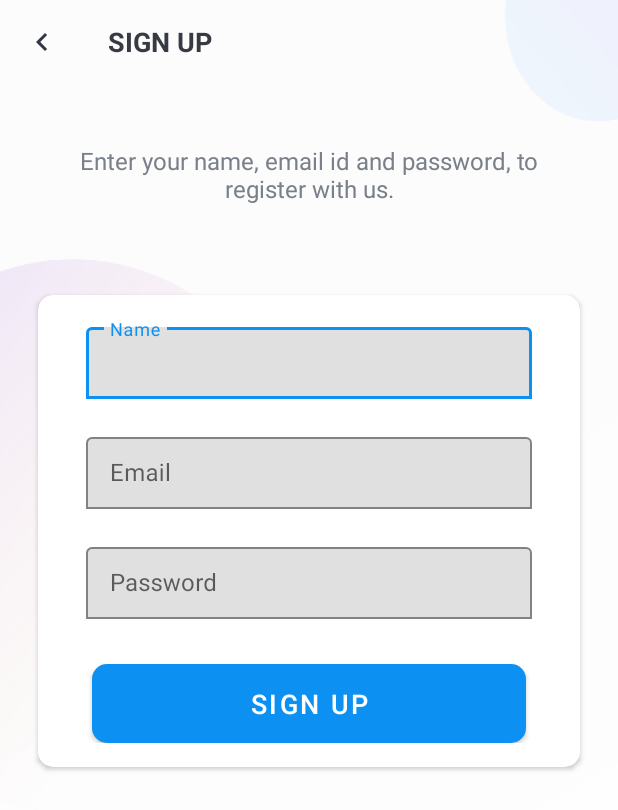
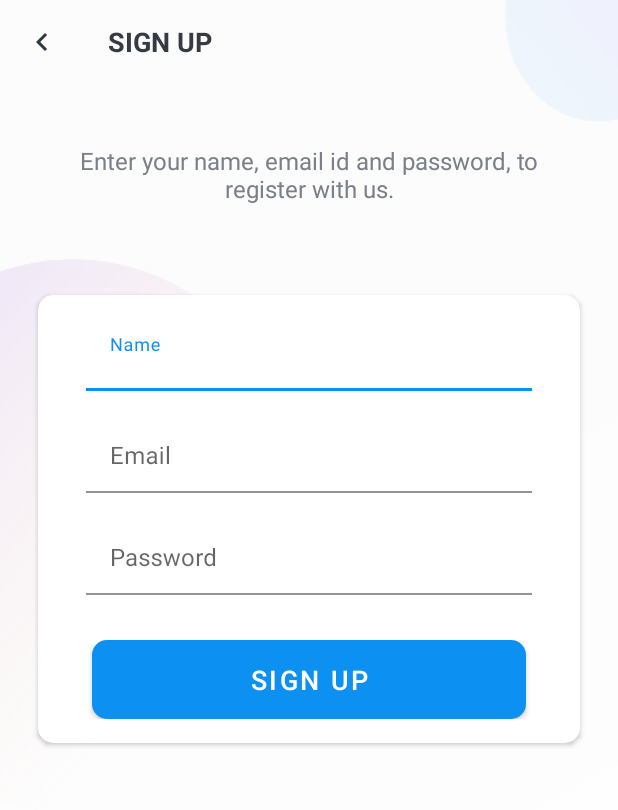
Before and after one commit to LorenMin107/MealMate, an Android app built with Jetpack Compose: the screen it shows after launch (SignUpActivity), after a tap on "SIGN UP", on a phone screen of 412 x 824 dp. Shown: the top 810 px of the screen. Run offline under Robolectric (Android 15) with nearby library versions, the phone set to English and light mode, and no system bars; our stand-ins replace Firebase (no records; nobody signed in at launch, a user with empty details on screens opened directly).

Commit message:
feat: Update UI elements in sign-up and sign-in layouts, add SMS sharing strings, and modify toolbar icons

```diff
--- a/app/src/main/java/com/example/mealmate/activities/CreateMealBoardActivity.kt
+++ b/app/src/main/java/com/example/mealmate/activities/CreateMealBoardActivity.kt
@@ -266,11 +266,11 @@ class CreateMealBoardActivity : BaseActivity() {
 
         supportActionBar?.let {
             it.setDisplayHomeAsUpEnabled(true)
-            it.setHomeAsUpIndicator(R.drawable.ic_white_color_back_24dp)
+            it.setHomeAsUpIndicator(R.drawable.ic_primary_color_back_24dp)
         }
 
-        toolbar.setTitleTextColor(ContextCompat.getColor(this, android.R.color.white))
-        toolbar.setSubtitleTextColor(ContextCompat.getColor(this, android.R.color.white))
+        toolbar.setTitleTextColor(ContextCompat.getColor(this, R.color.colorPrimary))
+        toolbar.setSubtitleTextColor(ContextCompat.getColor(this, R.color.colorPrimary))
 
         toolbar.setNavigationOnClickListener { onBackPressedDispatcher.onBackPressed() }
 
--- a/app/src/main/java/com/example/mealmate/activities/ShoppingListActivity.kt
+++ b/app/src/main/java/com/example/mealmate/activities/ShoppingListActivity.kt
@@ -135,7 +135,7 @@ class ShoppingListActivity : BaseActivity() {
 
         supportActionBar?.let {
             it.setDisplayHomeAsUpEnabled(true)
-            it.setHomeAsUpIndicator(R.drawable.ic_white_color_back_24dp)
+            it.setHomeAsUpIndicator(R.drawable.ic_primary_color_back_24dp)
             it.title = getString(R.string.nav_shopping_list) // Optional: Set a title
         }
 
--- a/app/src/main/java/com/example/mealmate/activities/SignInActivity.kt
+++ b/app/src/main/java/com/example/mealmate/activities/SignInActivity.kt
@@ -80,6 +80,7 @@ class SignInActivity : BaseActivity() {
 
             FirebaseAuth.getInstance().signInWithEmailAndPassword(email, password)
                 .addOnCompleteListener { task ->
+                    hideProgressDialog()
                     if (task.isSuccessful) {
 
                         FireStoreClass().loadUserData(this@SignInActivity)
--- /dev/null
+++ b/app/src/main/res/drawable/ic_primary_color_back_24dp.xml
@@ -0,0 +1,5 @@
+<vector xmlns:android="http://schemas.android.com/apk/res/android" android:height="24dp" android:tint="#0C90F1" android:viewportHeight="24" android:viewportWidth="24" android:width="24dp">
+
+    <path android:fillColor="@android:color/white" android:pathData="M17.77,3.77l-1.77,-1.77l-10,10l10,10l1.77,-1.77l-8.23,-8.23z"/>
+
+</vector>
--- a/app/src/main/res/layout/activity_sign_up.xml
+++ b/app/src/main/res/layout/activity_sign_up.xml
@@ -63,7 +63,7 @@
                     android:layout_height="wrap_content"
                     android:layout_marginStart="@dimen/authentication_screen_til_marginStartEnd"
                     android:layout_marginEnd="@dimen/authentication_screen_til_marginStartEnd"
-                    app:boxBackgroundMode="outline">
+                    app:boxBackgroundMode="filled">
 
                     <androidx.appcompat.widget.AppCompatEditText
                         android:id="@+id/et_name"
@@ -74,10 +74,11 @@
                         android:inputType="text"
                         android:minHeight="48dp"
                         android:paddingStart="16dp"
-                        android:paddingTop="8dp"
+                        android:paddingTop="15dp"
                         android:paddingEnd="16dp"
-                        android:paddingBottom="8dp"
-                        android:textSize="@dimen/et_text_size" />
+                        android:paddingBottom="2dp"
+                        android:textSize="@dimen/et_text_size"
+                        android:background="@color/white"/>
                 </com.google.android.material.textfield.TextInputLayout>
 
 
@@ -87,7 +88,7 @@
                     android:layout_marginStart="@dimen/authentication_screen_til_marginStartEnd"
                     android:layout_marginTop="@dimen/authentication_screen_til_marginTop"
                     android:layout_marginEnd="@dimen/authentication_screen_til_marginStartEnd"
-                    app:boxBackgroundMode="outline">
+                    app:boxBackgroundMode="filled">
 
                     <androidx.appcompat.widget.AppCompatEditText
                         android:id="@+id/et_email"
@@ -99,10 +100,11 @@
                         android:minHeight="48dp"
 
                         android:paddingStart="16dp"
-                        android:paddingTop="8dp"
+                        android:paddingTop="15dp"
                         android:paddingEnd="16dp"
-                        android:paddingBottom="8dp"
-                        android:textSize="@dimen/et_text_size" />
+                        android:paddingBottom="2dp"
+                        android:textSize="@dimen/et_text_size"
+                        android:background="@color/white"/>
                 </com.google.android.material.textfield.TextInputLayout>
 
                 <com.google.android.material.textfield.TextInputLayout
@@ -111,7 +113,7 @@
                     android:layout_marginStart="@dimen/authentication_screen_til_marginStartEnd"
                     android:layout_marginTop="@dimen/authentication_screen_til_marginTop"
                     android:layout_marginEnd="@dimen/authentication_screen_til_marginStartEnd"
-                    app:boxBackgroundMode="outline">
+                    app:boxBackgroundMode="filled">
 
                     <androidx.appcompat.widget.AppCompatEditText
                         android:id="@+id/et_password"
@@ -123,10 +125,11 @@
                         android:minHeight="48dp"
 
                         android:paddingStart="16dp"
-                        android:paddingTop="8dp"
+                        android:paddingTop="15dp"
                         android:paddingEnd="16dp"
-                        android:paddingBottom="8dp"
-                        android:textSize="16sp" />
+                        android:paddingBottom="2dp"
+                        android:textSize="16sp"
+                        android:background="@color/white"/>
                 </com.google.android.material.textfield.TextInputLayout>
 
 
--- a/app/src/main/res/values/strings.xml
+++ b/app/src/main/res/values/strings.xml
@@ -51,6 +51,9 @@
 
     <string name="created_by">Created By: %1$s</string>
     <string name="nav_shopping_list">Shopping List</string>
+    <string name="send_shopping_list_via_sms">Send Shopping List via SMS</string>
+    <string name="clear_completed_items">Clear Completed Items</string>
+    <string name="add_another_ingredient">Add Another Ingredient</string>
 
 
 </resources>
```
Also changed, not shown: app/src/main/res/layout/activity_create_meal_board.xml (+9 -5 lines), app/src/main/res/layout/activity_my_profile.xml (+6 -4 lines), app/src/main/res/layout/activity_shopping_list.xml (+17 -16 lines), app/src/main/res/layout/activity_sign_in.xml (+10 -8 lines).
